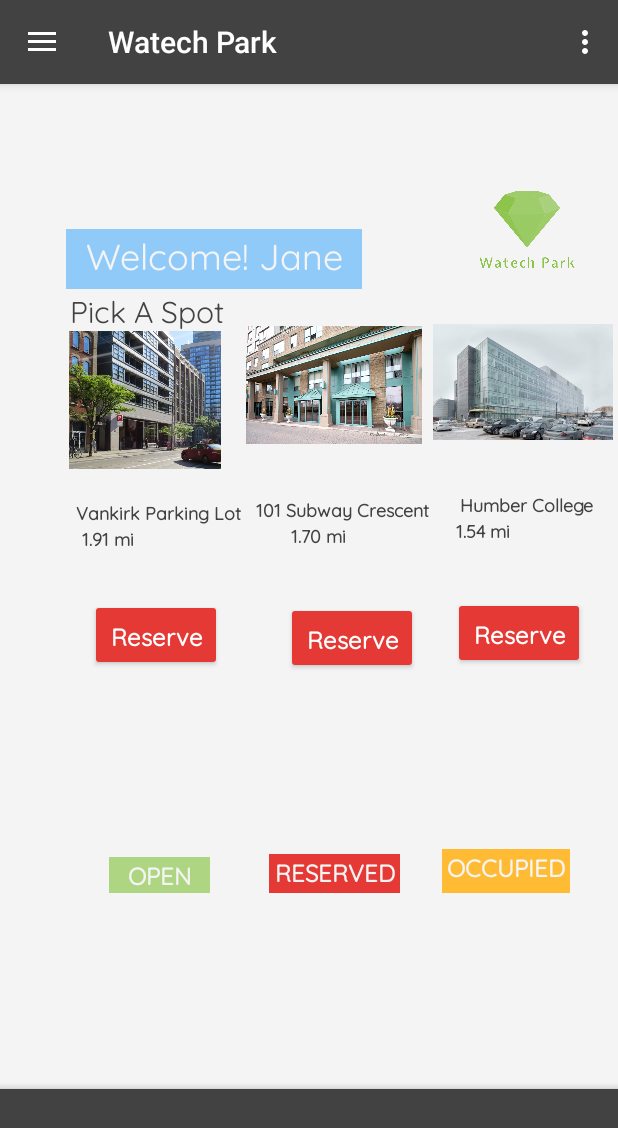
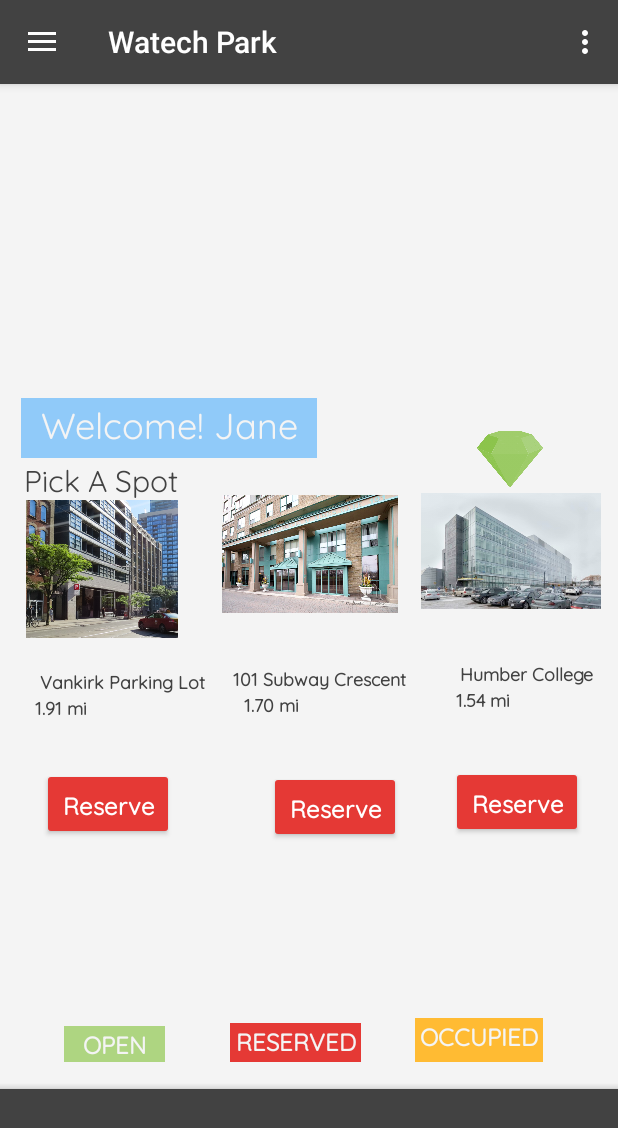
Before and after one commit to VikasCENG/WatechPark, an Android app: the screen it shows after launch (MainMenu), after a tap on "Login", on a phone screen of 412 x 824 dp. Shown: the top 1128 px of the screen. Run offline under Robolectric (Android 15) with nearby library versions, the phone set to English and light mode, and no system bars; our stand-ins replace navigation-ui.

Commit message:
Watech Park(New Commit)

```diff
--- a/app/src/main/res/layout/fragment_home.xml
+++ b/app/src/main/res/layout/fragment_home.xml
@@ -1,19 +1,27 @@
 <?xml version="1.0" encoding="utf-8"?>
+
 <androidx.constraintlayout.widget.ConstraintLayout xmlns:android="http://schemas.android.com/apk/res/android"
+
     xmlns:app="http://schemas.android.com/apk/res-auto"
     xmlns:tools="http://schemas.android.com/tools"
     android:layout_width="match_parent"
     android:layout_height="match_parent"
     android:background="#F4F4F4">
 
+
+
     <androidx.constraintlayout.widget.ConstraintLayout
-        android:layout_width="380dp"
-        android:layout_height="655dp"
+
+        android:layout_width="match_parent"
+        android:layout_height="match_parent"
         android:background="#F4F4F4"
         app:layout_constraintEnd_toEndOf="parent"
-        app:layout_constraintTop_toTopOf="parent">
+        tools:layout_editor_absoluteY="0dp">
+
+
 
         <TextView
+
             android:id="@+id/textView9"
             android:layout_width="67dp"
             android:layout_height="24dp"
@@ -31,7 +39,10 @@
             app:layout_constraintHorizontal_bias="0.086"
             app:layout_constraintStart_toStartOf="parent" />
 
+
+
         <TextView
+
             android:id="@+id/textView22"
             android:layout_width="87dp"
             android:layout_height="26dp"
@@ -49,7 +60,10 @@
             app:layout_constraintHorizontal_bias="0.214"
             app:layout_constraintStart_toEndOf="@+id/textView9" />
 
+
+
         <TextView
+
             android:id="@+id/textView21"
             android:layout_width="85dp"
             android:layout_height="29dp"
@@ -67,7 +81,10 @@
             app:layout_constraintHorizontal_bias="0.328"
             app:layout_constraintStart_toEndOf="@+id/textView22" />
 
+
+
         <TextView
+
             android:id="@+id/textView16"
             android:layout_width="wrap_content"
             android:layout_height="wrap_content"
@@ -83,7 +100,10 @@
             app:layout_constraintHorizontal_bias="0.0"
             app:layout_constraintStart_toEndOf="@+id/textView14" />
 
+
+
         <TextView
+
             android:id="@+id/text_home"
             android:layout_width="match_parent"
             android:layout_height="wrap_content"
@@ -96,7 +116,10 @@
             app:layout_constraintStart_toStartOf="parent"
             app:layout_constraintTop_toTopOf="parent" />
 
+
+
         <TextView
+
             android:id="@+id/textView11"
             android:layout_width="197dp"
             android:layout_height="40dp"
@@ -111,7 +134,10 @@
             app:layout_constraintHorizontal_bias="0.065"
             app:layout_constraintStart_toStartOf="parent" />
 
+
+
         <TextView
+
             android:id="@+id/textView12"
             android:layout_width="wrap_content"
             android:layout_height="wrap_content"
@@ -124,19 +150,22 @@
             app:layout_constraintHorizontal_bias="0.052"
             app:layout_constraintStart_toStartOf="parent" />
 
+
         <ImageView
+
             android:id="@+id/imageView9"
             android:layout_width="112dp"
             android:layout_height="96dp"
             android:layout_marginStart="5dp"
-            android:layout_marginTop="48dp"
+            android:layout_marginBottom="80dp"
+            app:layout_constraintBottom_toTopOf="@+id/textView17"
             app:layout_constraintEnd_toEndOf="parent"
-            app:layout_constraintHorizontal_bias="0.907"
+            app:layout_constraintHorizontal_bias="0.807"
             app:layout_constraintStart_toEndOf="@+id/textView11"
-            app:layout_constraintTop_toTopOf="parent"
             app:srcCompat="@drawable/logo_transparent" />
 
         <ImageView
+
             android:id="@+id/imageView11"
             android:layout_width="117dp"
             android:layout_height="148dp"
@@ -146,7 +175,9 @@
             app:layout_constraintStart_toEndOf="@+id/textView13"
             app:srcCompat="@drawable/lot1" />
 
+
         <ImageView
+
             android:id="@+id/imageView15"
             android:layout_width="120dp"
             android:layout_height="145dp"
@@ -157,6 +188,7 @@
             app:srcCompat="@drawable/humber2" />
 
         <TextView
+
             android:id="@+id/textView18"
             android:layout_width="wrap_content"
             android:layout_height="wrap_content"
@@ -172,7 +204,10 @@
             app:layout_constraintHorizontal_bias="1.0"
             app:layout_constraintStart_toEndOf="@+id/textView16" />
 
+
+
         <TextView
+
             android:id="@+id/textView17"
             android:layout_width="wrap_content"
             android:layout_height="wrap_content"
@@ -187,7 +222,10 @@
             app:layout_constraintHorizontal_bias="1.0"
             app:layout_constraintStart_toEndOf="@+id/textView12" />
 
+
+
         <ImageView
+
             android:id="@+id/imageView16"
             android:layout_width="108dp"
             android:layout_height="92dp"
@@ -199,7 +237,10 @@
             app:layout_constraintStart_toStartOf="parent"
             app:srcCompat="@drawable/queens" />
 
+
+
         <Button
+
             android:id="@+id/button2"
             android:layout_width="wrap_content"
             android:layout_height="wrap_content"
@@ -207,7 +248,7 @@
             android:layout_marginBottom="124dp"
             android:backgroundTint="#e53935"
             android:fontFamily="@font/quicksand"
-            android:text="Reserve"
+            android:text="@string/reserve"
             android:textAllCaps="false"
             android:textSize="16sp"
             android:textStyle="bold"
@@ -216,7 +257,10 @@
             app:layout_constraintHorizontal_bias="0.0"
             app:layout_constraintStart_toStartOf="parent" />
 
+
+
         <Button
+
             android:id="@+id/button3"
             android:layout_width="wrap_content"
             android:layout_height="wrap_content"
@@ -224,7 +268,7 @@
             android:layout_marginBottom="120dp"
             android:backgroundTint="#e53935"
             android:fontFamily="@font/quicksand"
-            android:text="Reserve"
+            android:text="@string/reserve"
             android:textAllCaps="false"
             android:textSize="16sp"
             android:textStyle="bold"
@@ -233,7 +277,10 @@
             app:layout_constraintHorizontal_bias="0.642"
             app:layout_constraintStart_toEndOf="@+id/textView16" />
 
+
+
         <Button
+
             android:id="@+id/button4"
             android:layout_width="wrap_content"
             android:layout_height="wrap_content"
@@ -241,7 +288,7 @@
             android:layout_marginBottom="120dp"
             android:backgroundTint="#e53935"
             android:fontFamily="@font/quicksand"
-            android:text="Reserve"
+            android:text="@string/reserve"
             android:textAllCaps="false"
             android:textSize="16sp"
             android:textStyle="bold"
@@ -250,7 +297,10 @@
             app:layout_constraintHorizontal_bias="0.913"
             app:layout_constraintStart_toEndOf="@+id/button3" />
 
+
+
         <TextView
+
             android:id="@+id/textView13"
             android:layout_width="wrap_content"
             android:layout_height="wrap_content"
@@ -264,14 +314,17 @@
             app:layout_constraintEnd_toStartOf="@+id/textView15"
             app:layout_constraintStart_toStartOf="parent" />
 
+
+
         <TextView
+
             android:id="@+id/textView14"
             android:layout_width="wrap_content"
             android:layout_height="wrap_content"
             android:layout_marginStart="16dp"
             android:layout_marginBottom="32dp"
             android:fontFamily="@font/quicksand"
-            android:text="1.91 mi"
+            android:text="@string/_1_91_mi"
             android:textColor="#424242"
             android:textSize="12sp"
             android:textStyle="bold"
@@ -280,7 +333,10 @@
             app:layout_constraintHorizontal_bias="0.089"
             app:layout_constraintStart_toStartOf="parent" />
 
+
+
         <TextView
+
             android:id="@+id/textView15"
             android:layout_width="wrap_content"
             android:layout_height="wrap_content"
@@ -293,8 +349,6 @@
             app:layout_constraintEnd_toStartOf="@+id/textView17"
             app:layout_constraintStart_toEndOf="@+id/textView12" />
 
-
     </androidx.constraintlayout.widget.ConstraintLayout>
 
-
 </androidx.constraintlayout.widget.ConstraintLayout>
--- a/app/src/main/res/values/strings.xml
+++ b/app/src/main/res/values/strings.xml
@@ -43,5 +43,9 @@
     <string name="_101_subway_crescent">101 Subway Crescent</string>
     <string name="theme_setting">Auto Theme (Day/Night)</string>
     <string name="recieve_notfications">Receive Notifications</string>
+    <string name="reservve">Reserve</string>
+    <string name="_1_91_mi">1.91 mi</string>
+    <string name="reserve">Reserve</string>
+
 
 </resources>
```
